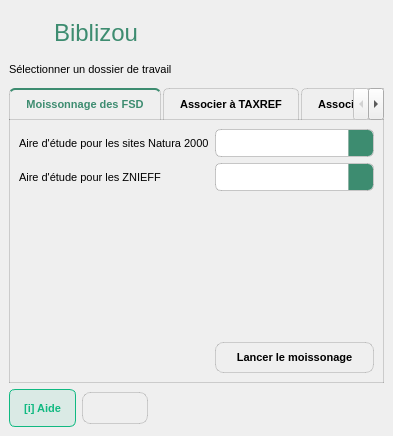
Above: biblizou_dockwidget_base.ui from Ki-Mor/biblizou before the change. Below: the same form after it.
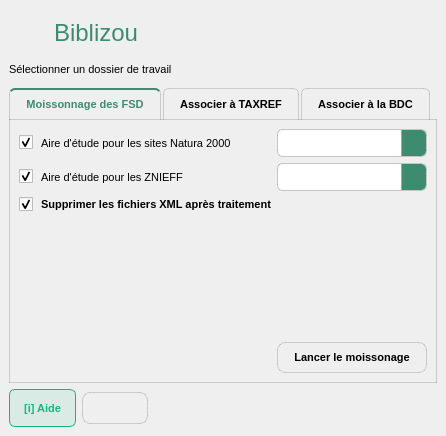
That is the form after the change. The open tabs and pages were chosen to show the change. Icons and pictures are not drawn. Custom widgets are drawn as their Qt base class.

Commit message: Update biblizou_dockwidget_base.ui add checkbock for znieff, n2K and DelDwlXml

```diff
--- a/biblizou_dockwidget_base.ui
+++ b/biblizou_dockwidget_base.ui
@@ -6,7 +6,7 @@
    <rect>
     <x>0</x>
     <y>0</y>
-    <width>393</width>
+    <width>431</width>
     <height>436</height>
    </rect>
   </property>
@@ -272,41 +272,26 @@
           <property name="verticalSpacing">
            <number>6</number>
           </property>
-          <item row="0" column="1">
+          <item row="3" column="2">
+           <spacer name="verticalSpacer_3">
+            <property name="orientation">
+             <enum>Qt::Vertical</enum>
+            </property>
+            <property name="sizeType">
+             <enum>QSizePolicy::Expanding</enum>
+            </property>
+            <property name="sizeHint" stdset="0">
+             <size>
+              <width>20</width>
+              <height>25</height>
+             </size>
+            </property>
+           </spacer>
+          </item>
+          <item row="0" column="2">
            <widget class="QgsMapLayerComboBox" name="mapLayerN2k"/>
           </item>
-          <item row="1" column="0">
-           <widget class="QLabel" name="labelZnieff">
-            <property name="font">
-             <font>
-              <pointsize>8</pointsize>
-              <weight>50</weight>
-              <bold>false</bold>
-             </font>
-            </property>
-            <property name="text">
-             <string>Aire d'étude pour les ZNIEFF</string>
-            </property>
-           </widget>
-          </item>
-          <item row="1" column="1">
-           <widget class="QgsMapLayerComboBox" name="mapLayerZnieff"/>
-          </item>
-          <item row="0" column="0">
-           <widget class="QLabel" name="labelN2k">
-            <property name="font">
-             <font>
-              <pointsize>8</pointsize>
-              <weight>50</weight>
-              <bold>false</bold>
-             </font>
-            </property>
-            <property name="text">
-             <string>Aire d'étude pour les sites Natura 2000</string>
-            </property>
-           </widget>
-          </item>
-          <item row="3" column="1">
+          <item row="4" column="2">
            <widget class="QPushButton" name="btnRunFsd">
             <property name="font">
              <font>
@@ -332,21 +317,73 @@
             </property>
            </widget>
           </item>
+          <item row="1" column="1">
+           <widget class="QLabel" name="labelZnieff">
+            <property name="font">
+             <font>
+              <pointsize>8</pointsize>
+              <weight>50</weight>
+              <bold>false</bold>
+             </font>
+            </property>
+            <property name="text">
+             <string>Aire d'étude pour les ZNIEFF</string>
+            </property>
+           </widget>
+          </item>
+          <item row="1" column="0">
+           <widget class="QCheckBox" name="cBZnieff">
+            <property name="text">
+             <string/>
+            </property>
+            <property name="checked">
+             <bool>true</bool>
+            </property>
+           </widget>
+          </item>
+          <item row="0" column="0">
+           <widget class="QCheckBox" name="cBN2K">
+            <property name="text">
+             <string/>
+            </property>
+            <property name="checked">
+             <bool>true</bool>
+            </property>
+           </widget>
+          </item>
+          <item row="0" column="1">
+           <widget class="QLabel" name="labelN2k">
+            <property name="font">
+             <font>
+              <pointsize>8</pointsize>
+              <weight>50</weight>
+              <bold>false</bold>
+             </font>
+            </property>
+            <property name="text">
+             <string>Aire d'étude pour les sites Natura 2000</string>
+            </property>
+           </widget>
+          </item>
+          <item row="1" column="2">
+           <widget class="QgsMapLayerComboBox" name="mapLayerZnieff"/>
+          </item>
+          <item row="2" column="0">
+           <widget class="QCheckBox" name="checkBox_3">
+            <property name="text">
+             <string/>
+            </property>
+            <property name="checked">
+             <bool>true</bool>
+            </property>
+           </widget>
+          </item>
           <item row="2" column="1">
-           <spacer name="verticalSpacer_3">
-            <property name="orientation">
-             <enum>Qt::Vertical</enum>
+           <widget class="QLabel" name="label">
+            <property name="text">
+             <string>Supprimer les fichiers XML après traitement</string>
             </property>
-            <property name="sizeType">
-             <enum>QSizePolicy::Expanding</enum>
-            </property>
-            <property name="sizeHint" stdset="0">
-             <size>
-              <width>20</width>
-              <height>25</height>
-             </size>
-            </property>
-           </spacer>
+           </widget>
           </item>
          </layout>
         </item>
```
Left out of the diff: 2 changed lines with no effect on the pictures.
